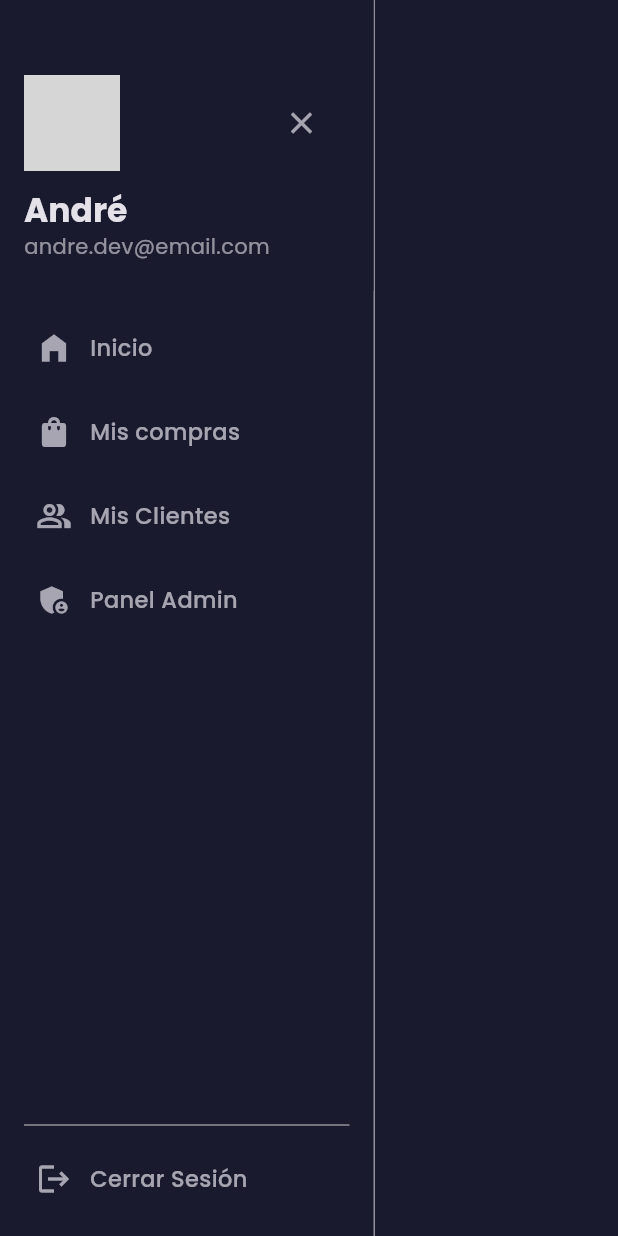
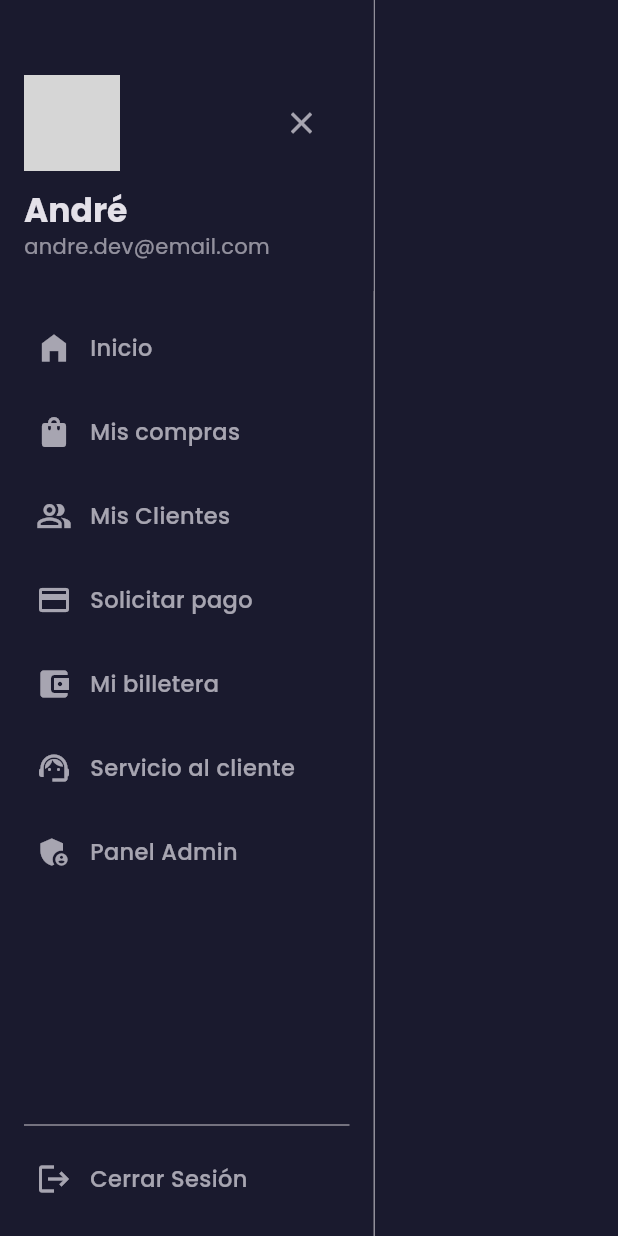
Before and after one commit to atorress91/flutter-app, a Flutter app: the AppSidebar widget shown alone on an empty page, opened directly, on a phone screen of 412 x 824 dp. Run offline on Flutter 3.47's test engine with Material 3 defaults, Android fonts, the phone set to English and light mode, and no system bars; our stand-ins replace fl_chart, flutter_staggered_animations, go_router, google_fonts; network calls fail; grey boxes are pictures that could not be loaded.

Commit message:
Enhance Dashboard
- Add `_formatDateRange` utility to improve date range display in `DateRangePickerButton`.
- Add new sidebar menu items: "Solicitar pago", "Mi billetera", and "Servicio al cliente".

```diff
--- a/lib/features/dashboard/widgets/sidebar/app_sidebar.dart
+++ b/lib/features/dashboard/widgets/sidebar/app_sidebar.dart
@@ -95,6 +95,48 @@ class AppSidebar extends StatelessWidget {
           ),
         ),
         SidebarMenuItem(
+          title: 'Solicitar pago',
+          icon: Icons.payment_outlined,
+          isCollapsed: isCollapsed,
+          isSelected: SidebarNavigation.isRouteSelected(
+            currentRoute,
+            '/dashboard/clients',
+          ),
+          onTap: () => SidebarNavigation.navigate(
+            context,
+            '/dashboard/clients',
+            onRequestClose: onRequestClose,
+          ),
+        ),
+        SidebarMenuItem(
+          title: 'Mi billetera',
+          icon: Icons.account_balance_wallet,
+          isCollapsed: isCollapsed,
+          isSelected: SidebarNavigation.isRouteSelected(
+            currentRoute,
+            '/dashboard/clients',
+          ),
+          onTap: () => SidebarNavigation.navigate(
+            context,
+            '/dashboard/clients',
+            onRequestClose: onRequestClose,
+          ),
+        ),
+        SidebarMenuItem(
+          title: 'Servicio al cliente',
+          icon: Icons.support_agent_outlined,
+          isCollapsed: isCollapsed,
+          isSelected: SidebarNavigation.isRouteSelected(
+            currentRoute,
+            '/dashboard/clients',
+          ),
+          onTap: () => SidebarNavigation.navigate(
+            context,
+            '/dashboard/clients',
+            onRequestClose: onRequestClose,
+          ),
+        ),
+        SidebarMenuItem(
           title: 'Panel Admin',
           icon: Icons.admin_panel_settings,
           isCollapsed: isCollapsed,
```
Also changed, not shown: lib/features/dashboard/widgets/filters/date_range_picker_button.dart (+7 -2 lines).
